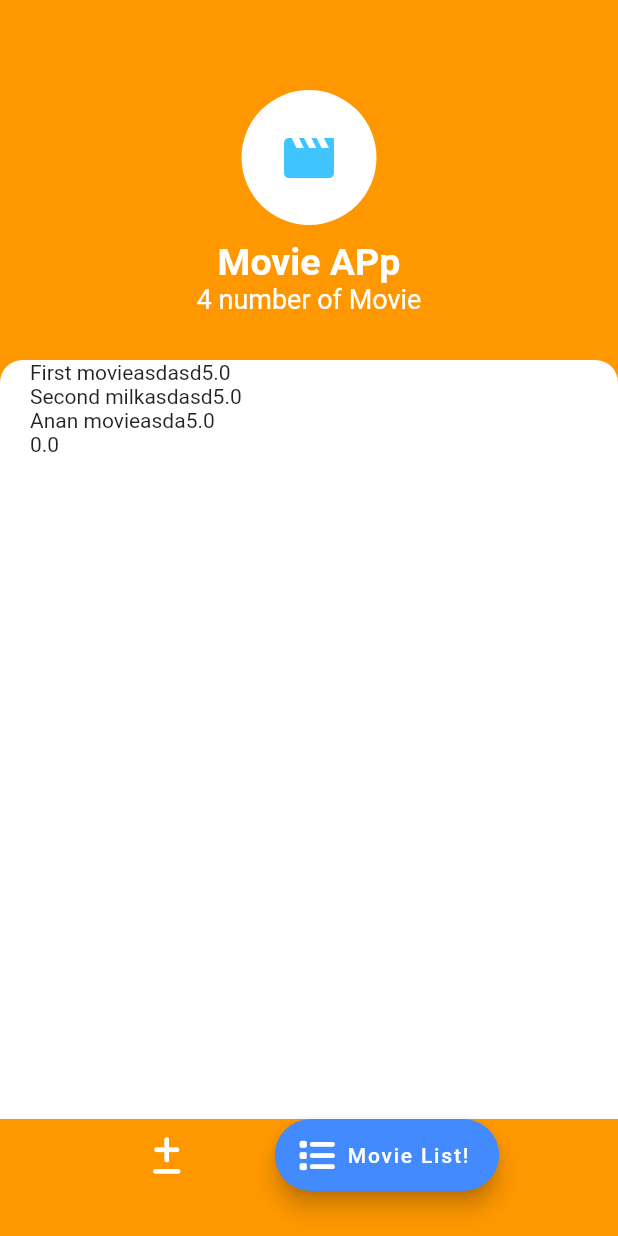
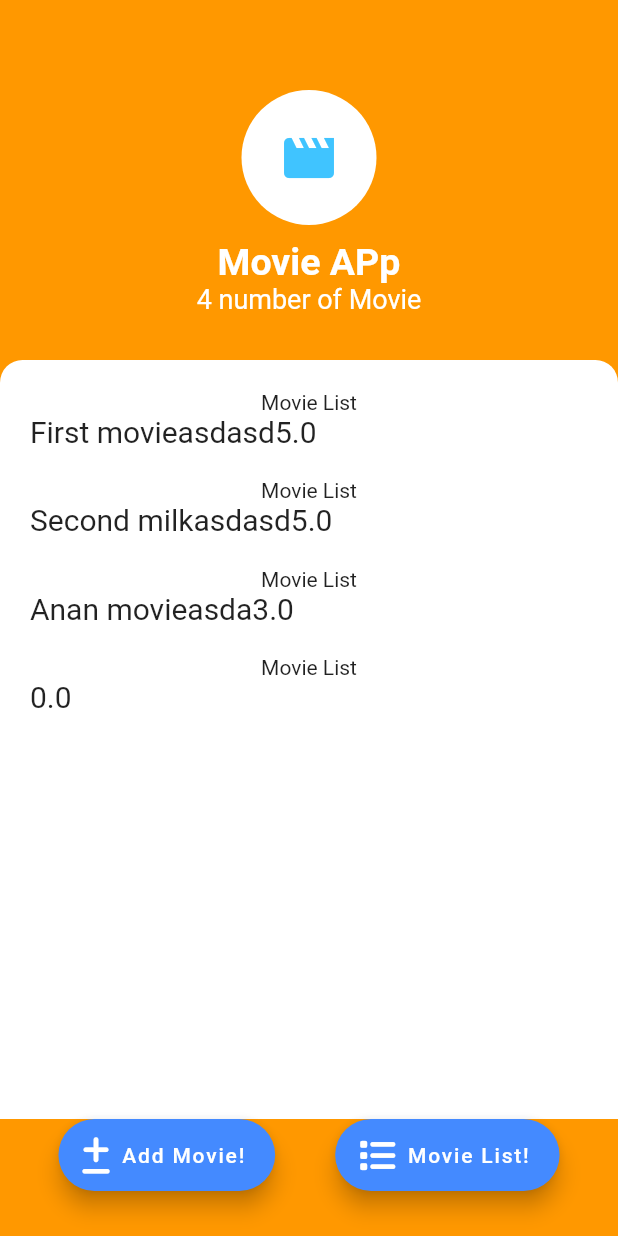
Before and after one commit to remre/movie_rater_app, a Flutter app: the AddMovie screen opened by its route, after a tap on "Add", on a phone screen of 412 x 824 dp. Run offline on Flutter 3.47's test engine with Material 2 defaults, Android fonts, the phone set to English and light mode, and no system bars; our stand-ins replace flutter_rating_bar, font_awesome_flutter.

Commit message:
movie list page is added fiz the title on the page, rating bar is also working now going to extend the properties of movie class

```diff
--- a/lib/add_movie.dart
+++ b/lib/add_movie.dart
@@ -1,7 +1,9 @@
 import 'package:flutter/material.dart';
-import 'package:smooth_star_rating/smooth_star_rating.dart';
+// import 'package:smooth_star_rating/smooth_star_rating.dart';
 import 'package:provider/provider.dart';
 import 'movie.dart';
+import 'package:flutter_rating_bar/flutter_rating_bar.dart';
+
 
 
 class AddMovie extends StatefulWidget {
@@ -56,20 +58,38 @@ class _AddMovieState extends State<AddMovie> {
                   textAlign: TextAlign.center,
                 ),
               ),
-              SmoothStarRating(
-                rating: rating,
-                isReadOnly: false,
-                size: 30,
-                filledIconData: Icons.star,
-                halfFilledIconData: Icons.star_half,
-                defaultIconData: Icons.star_border,
-                starCount: 5,
+              // SmoothStarRating(
+              //   rating: rating,
+              //   isReadOnly: false,
+              //   size: 30,
+              //   filledIconData: Icons.star,
+              //   halfFilledIconData: Icons.star_half,
+              //   defaultIconData: Icons.star_border,
+              //   starCount: 5,
+              //   allowHalfRating: true,
+              //   spacing: 2.0,
+              //   onRated: (value) {
+              //     print("rating value -> $value");
+              //     rating = value;
+              //     // print("rating value dd -> ${value.truncate()}");
+              //   },
+              // ),
+              RatingBar(
+                initialRating: 0,
+                minRating: 0,
+                maxRating: 5,
                 allowHalfRating: true,
-                spacing: 2.0,
-                onRated: (value) {
-                  print("rating value -> $value");
+                itemSize: 30.0,
+                ratingWidget: RatingWidget(
+                  full: const Icon(Icons.star, color: Colors.blueAccent),
+                  half: const Icon(Icons.star_half, color: Colors.blueAccent),
+                  empty: const Icon(Icons.star_border, color: Colors.blueAccent),
+                ),
+                onRatingUpdate: (value) {
+                  // Rating is updated
+                  print('rating update to: $value');
                   rating = value;
-                  // print("rating value dd -> ${value.truncate()}");
+
                 },
               ),
               TextButton(
@@ -82,12 +102,12 @@ class _AddMovieState extends State<AddMovie> {
                 style: TextButton.styleFrom(
                     foregroundColor: Colors.green,
                     textStyle: const TextStyle(fontSize: 20)),
-                onPressed: ()  async {
+                onPressed: ()   {
                   print(titlecontroller.text + descriptioncontroller.text);
                   // print(textController.text);
 
                   // final task = Task(name: newTasksTitle);
-                  await Provider.of<MovieData>(context, listen: false)
+                   Provider.of<MovieData>(context, listen: false)
                       .addMovie(titlecontroller.text,descriptioncontroller.text,rating);
 
                   // refreshText;
--- a/lib/movie.dart
+++ b/lib/movie.dart
@@ -31,7 +31,7 @@ class MovieData extends ChangeNotifier {
   List<Movie> _movies = [
     Movie(title: 'First movie', description: 'asdasd', rating: 5.0),
     Movie(title: 'Second milk', description: 'asdasd', rating: 5.0),
-    Movie(title: 'Anan movie', description: 'asda', rating: 5.0),
+    Movie(title: 'Anan movie', description: 'asda', rating: 3.0),
   ];
   UnmodifiableListView<Movie> get movies {
     return UnmodifiableListView(_movies);
@@ -41,8 +41,8 @@ class MovieData extends ChangeNotifier {
     return _movies.length;
   }
 
-  Future addMovie(String newMovieTitle, String description, double rating) async {
-    final movie = await Movie(title: newMovieTitle, description: description, rating: rating);
+  void addMovie(String newMovieTitle, String description, double rating)  {
+    final movie = Movie(title: newMovieTitle, description: description, rating: rating);
     _movies.add(movie);
     notifyListeners();
   }
--- a/lib/movie_list.dart
+++ b/lib/movie_list.dart
@@ -50,14 +50,34 @@ class MovieTile extends StatelessWidget {
   // ValueChanged<bool?>? checkboxCallback;
   @override
   Widget build(BuildContext context) {
-    return Container(
-      child: Row(
-        children: <Widget>[
-          Text(movietitle),
-          Text(moviedescription),
-          Text('$movierating'),
-        ],
-      ),
+    return Column(
+      children: <Widget>[
+        Container(
+          padding: EdgeInsets.only(top: 20),
+          child: Text('Movie List'),),
+
+        Container(
+          child: Row(
+            children: <Widget>[
+
+              Text(movietitle,
+                style: TextStyle(
+                  fontSize: 20,
+                ),
+              ),
+              Text(moviedescription,
+                style: TextStyle(
+                  fontSize: 20,
+                ),
+              ),
+              Text('$movierating',
+                style: TextStyle(
+                  fontSize: 20,
+                ),),
+            ],
+          ),
+        ),
+      ]
     );
   }
 }
--- a/lib/moviescreen.dart
+++ b/lib/moviescreen.dart
@@ -4,7 +4,7 @@ import 'package:provider/provider.dart';
 import 'package:font_awesome_flutter/font_awesome_flutter.dart';
 import 'add_movie.dart';
 import 'movie.dart';
-import 'package:smooth_star_rating/smooth_star_rating.dart';
+// import 'package:smooth_star_rating/smooth_star_rating.dart';
 
 class MovieScreen extends StatelessWidget {
 
@@ -83,37 +83,36 @@ class MovieScreen extends StatelessWidget {
                   right: 20
                    ),
                 child:
-                  TextButton(
-
-                    child: FaIcon(FontAwesomeIcons.plusMinus,color: Colors.white,),
-                    onPressed: () {
+                  // TextButton(
+                  //
+                  //   child: FaIcon(FontAwesomeIcons.plusMinus,color: Colors.white,),
+                  //   onPressed: () {
+                  //   Navigator.push(context, MaterialPageRoute(builder: (context) => AddMovie()));
+                  // },
+                  //
+                  // ),
+                FloatingActionButton.extended(
+                  heroTag: "btn1",
+                  label: Text('Add Movie!'),
+                  backgroundColor: Colors.blueAccent,
+                  icon: FaIcon(FontAwesomeIcons.plusMinus,color: Colors.white,),
+                  // Icon(Icons.add,
+                  // color: Colors.lightBlueAccent,
+                  // size: 50,
+                  // ),
+                  onPressed:  () {
+                    // Navigator.pushNamed(context, '/add_movie');
                     Navigator.push(context, MaterialPageRoute(builder: (context) => AddMovie()));
-                  },
-
-                  ),
-                // FloatingActionButton.extended(
-                //   label: Text('Add Movie!'),
-                //   backgroundColor: Colors.blueAccent,
-                //   icon: FaIcon(FontAwesomeIcons.plusMinus,color: Colors.white,),
-                //   // Icon(Icons.add,
-                //   // color: Colors.lightBlueAccent,
-                //   // size: 50,
-                //   // ),
-                //   onPressed:  () {
-                //     // Navigator.pushNamed(context, '/add_movie');
-                //     Navigator.push(context, MaterialPageRoute(builder: (context) => AddMovie()));
-                //   },),
+                  },),
               ),
 
               Container(
                 padding: EdgeInsets.only(bottom: 30,
                     left: 20),
-
                 child:
                 FloatingActionButton.extended(
-
+                  heroTag: "btn2",
                   label: Text('Movie List!'),
-
                   backgroundColor: Colors.blueAccent,
                   icon: FaIcon(FontAwesomeIcons.list,color: Colors.white, ),
                   // Icon(Icons.add,
@@ -121,6 +120,7 @@ class MovieScreen extends StatelessWidget {
                   // size: 50,
                   // ),
                   onPressed:  () {
+                    Navigator.push(context, MaterialPageRoute(builder: (context) => MoviesList()));
                   },),
               ),
             ],
--- a/pubspec.yaml
+++ b/pubspec.yaml
@@ -37,7 +37,8 @@ dependencies:
   cupertino_icons: ^1.0.2
   font_awesome_flutter: ^10.4.0
   provider: ^6.0.5
-  smooth_star_rating: ^1.1.1
+#  smooth_star_rating: ^1.1.1
+  flutter_rating_bar: ^4.0.1
 
 
 dev_dependencies:
```
Also changed, not shown: pubspec.lock.
